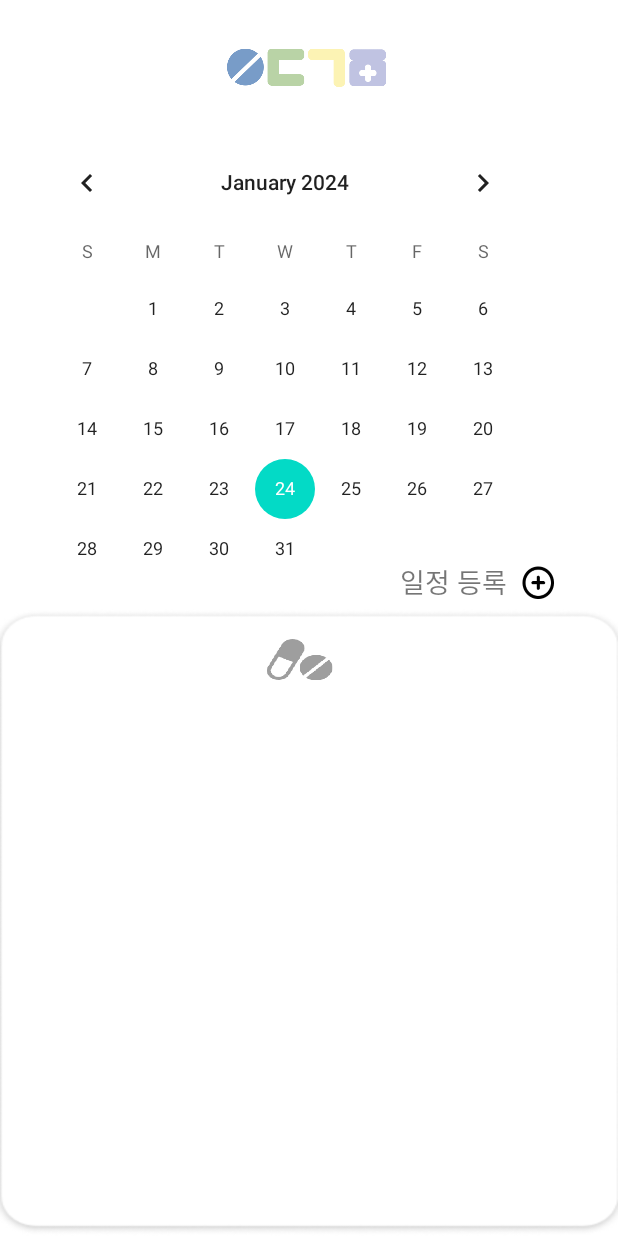
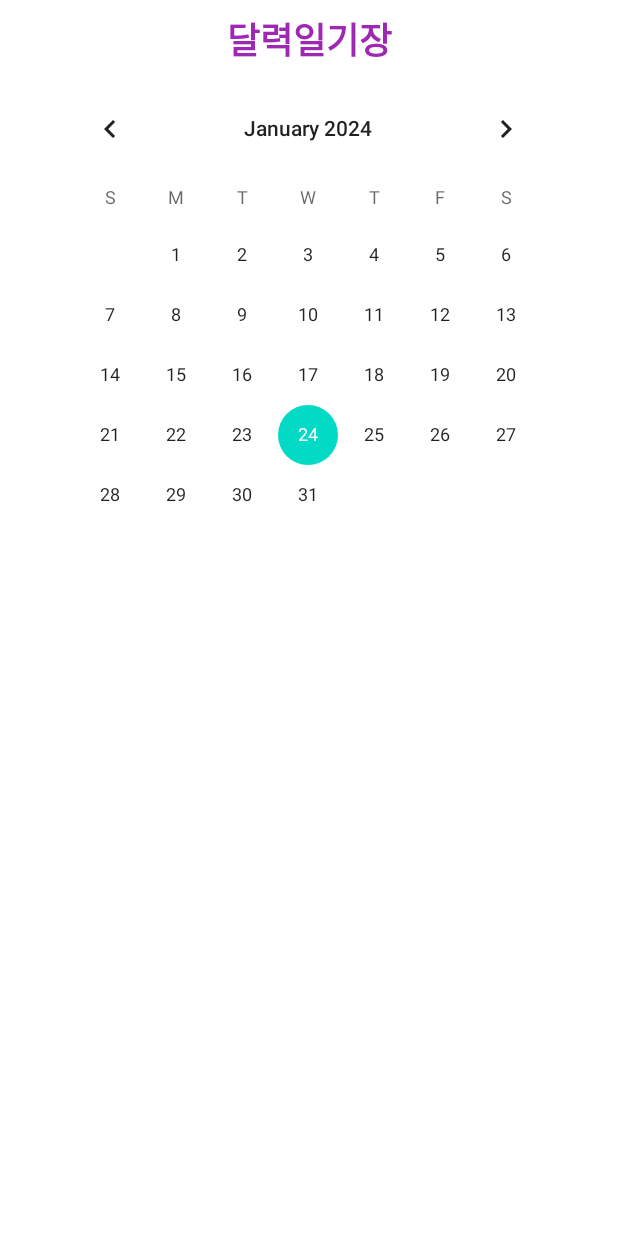
Before and after one commit to tansaurus/SWU-GURU2-9, an Android app: the fragment Slide_UpFragment shown on its own in the app's theme, on a phone screen of 412 x 824 dp. Run offline under Robolectric (Android 15) with nearby library versions, the phone set to English and light mode, and no system bars.

Commit message:
캘린더 xml

```diff
--- a/app/src/main/java/om/androidbook/medicine4/CalendarFragment.kt
+++ b/app/src/main/java/om/androidbook/medicine4/CalendarFragment.kt
@@ -63,6 +63,20 @@ class CalendarFragment : Fragment() {
             del_Btn.visibility = View.VISIBLE
             contextEditText.visibility = View.INVISIBLE
             textView2.visibility = View.VISIBLE
+        }
+
+        val registerButton = view.findViewById<Button>(R.id.registerPageButton)
+        registerButton.setOnClickListener {
+            // 등록 버튼 클릭 시 RegistrationFragment로 전환
+            val registrationFragment = ScheduleRegisterFragment()
+            val fragmentManager: FragmentManager = requireActivity().supportFragmentManager
+            val transaction: FragmentTransaction = fragmentManager.beginTransaction()
+            transaction.replace(R.id.mainFrameLayout, registrationFragment)
+            transaction.addToBackStack(null)
+            transaction.commit()
+
+
+
         }
     }
     fun checkedDay(cYear: Int, cMonth: Int, cDay: Int) {
--- a/app/src/main/res/layout/fragment_calendar.xml
+++ b/app/src/main/res/layout/fragment_calendar.xml
@@ -1,33 +1,11 @@
 <?xml version="1.0" encoding="utf-8"?>
 
-<RelativeLayout xmlns:android="http://schemas.android.com/apk/res/android"
+<androidx.constraintlayout.widget.ConstraintLayout xmlns:android="http://schemas.android.com/apk/res/android"
     xmlns:app="http://schemas.android.com/apk/res-auto"
-    xmlns:tools="http://schemas.android.com/tools"
-    android:id="@+id/screen3"
+
     android:layout_width="match_parent"
     android:layout_height="wrap_content"
-    android:orientation="vertical"
-    tools:context=".CalendarFragment" >
-    <ImageView
-        android:id="@+id/titleImageView"
-        android:layout_width="211dp"
-        android:layout_height="73dp"
-        android:layout_alignParentTop="true"
-        android:layout_alignParentRight="true"
-        android:layout_centerHorizontal="true"
-        android:layout_marginTop="15dp"
-        android:layout_marginRight="102dp"
-        android:src="@drawable/title_small_image" />
-
-    <FrameLayout
-        android:id="@+id/starting_view"
-        android:layout_width="397dp"
-        android:layout_height="320dp"
-        android:layout_marginStart="8dp"
-        android:layout_marginTop="80dp"
-
-        android:tag="starting_view"
-        >
+    android:orientation="vertical" >
     <CalendarView
         android:layout_width="wrap_content"
         android:layout_height="wrap_content"
@@ -37,27 +15,47 @@
         android:layout_marginEnd="8dp" android:layout_marginRight="8dp"
         app:layout_constraintHorizontal_bias="0.488" android:layout_marginTop="8dp"
         app:layout_constraintTop_toBottomOf="@+id/textView3"/>
+
+    <EditText
+        android:layout_width="0dp"
+        android:layout_height="116dp"
+        android:inputType="textMultiLine"
+        android:ems="10"
+        android:id="@+id/contextEditText"
+        app:layout_constraintTop_toBottomOf="@+id/calendarView" android:layout_marginTop="16dp"
+        android:hint="내용을 입력하세요." android:layout_marginEnd="8dp" app:layout_constraintEnd_toEndOf="parent"
+        android:layout_marginRight="8dp" android:layout_marginStart="8dp"
+        app:layout_constraintStart_toStartOf="parent" android:layout_marginLeft="8dp"
+        android:visibility="invisible"/>
+
     <TextView
-            android:layout_width="80dp"
-            android:layout_height="24dp"
+        android:layout_width="0dp"
+        android:layout_height="0dp"
+        android:id="@+id/textView2"
+        app:layout_constraintTop_toTopOf="@+id/contextEditText"
+        app:layout_constraintBottom_toBottomOf="@+id/contextEditText" app:layout_constraintEnd_toEndOf="parent"
+        android:layout_marginEnd="8dp" android:layout_marginRight="8dp"
+        app:layout_constraintStart_toStartOf="@+id/contextEditText" android:layout_marginLeft="8dp"
+        android:layout_marginStart="8dp" android:visibility="invisible"/>
 
-            android:layout_marginStart="250dp"
-            android:layout_marginTop="294dp"
-            android:layout_marginBottom="108dp"
-            android:text="일정 등록"
-            android:textAlignment="viewEnd"
-            android:textSize="18sp" />
+    <TextView
+        android:id="@+id/textView3"
+        android:layout_width="0dp"
+        android:layout_height="wrap_content"
+        android:layout_marginStart="8dp"
+        android:layout_marginTop="8dp"
+        android:layout_marginEnd="8dp"
+        android:gravity="center"
+        android:text="달력일기장"
+        android:textAppearance="@style/TextAppearance.AppCompat.Large"
+        android:textColor="#9E28B3"
+        android:textSize="24sp"
+        android:textStyle="bold"
+        app:layout_constraintEnd_toEndOf="parent"
+        app:layout_constraintStart_toStartOf="parent"
+        app:layout_constraintTop_toTopOf="parent" />
 
-        <androidx.appcompat.widget.AppCompatButton
-            android:id="@+id/registerPageButton"
-            android:layout_width="21dp"
-            android:layout_height="22dp"
-            android:layout_alignParentTop="true"
-            android:layout_marginStart="340dp"
-            android:layout_marginTop="297dp"
-            android:layout_marginRight="100dp"
-            android:layout_marginBottom="108dp"
-            android:background="@drawable/plus" />
+
     <Button
         android:id="@+id/save_Btn"
         android:layout_width="0dp"
@@ -91,47 +89,6 @@
         android:layout_marginEnd="8dp"
         android:layout_marginRight="8dp"
         android:visibility="invisible"></Button>
-    </FrameLayout>
 
 
-    <TextView
-        android:layout_width="0dp"
-        android:layout_height="0dp"
-        android:id="@+id/textView2"
-        app:layout_constraintTop_toTopOf="@+id/contextEditText"
-        app:layout_constraintBottom_toBottomOf="@+id/contextEditText" app:layout_constraintEnd_toEndOf="parent"
-        android:layout_marginEnd="8dp" android:layout_marginRight="8dp"
-       android:layout_marginLeft="8dp"
-        android:layout_marginStart="8dp" android:visibility="invisible"/>
-
-
-    <FrameLayout
-        android:id="@+id/ending_view"
-        android:layout_width="match_parent"
-        android:layout_height="wrap_content"
-        android:layout_marginTop="406dp"
-        android:background="@drawable/layout"
-        android:padding="16dp">
-
-        <androidx.recyclerview.widget.RecyclerView
-            android:id="@+id/schedulelistView"
-            android:layout_width="match_parent"
-            android:layout_height="match_parent"
-            android:layout_marginLeft="3dp"
-            android:layout_marginTop="50dp" />
-
-        <ImageView
-            android:id="@+id/pillschedule"
-            android:layout_width="48dp"
-            android:layout_height="36dp"
-            android:layout_alignParentTop="true"
-            android:layout_alignParentRight="true"
-            android:layout_centerHorizontal="true"
-            android:layout_marginStart="160dp"
-            android:layout_marginTop="0dp"
-
-            android:background="@drawable/pill" />
-
-    </FrameLayout>
-
-</RelativeLayout>
+</androidx.constraintlayout.widget.ConstraintLayout>
```
Lines whose indentation alone changed are shown as unchanged.
